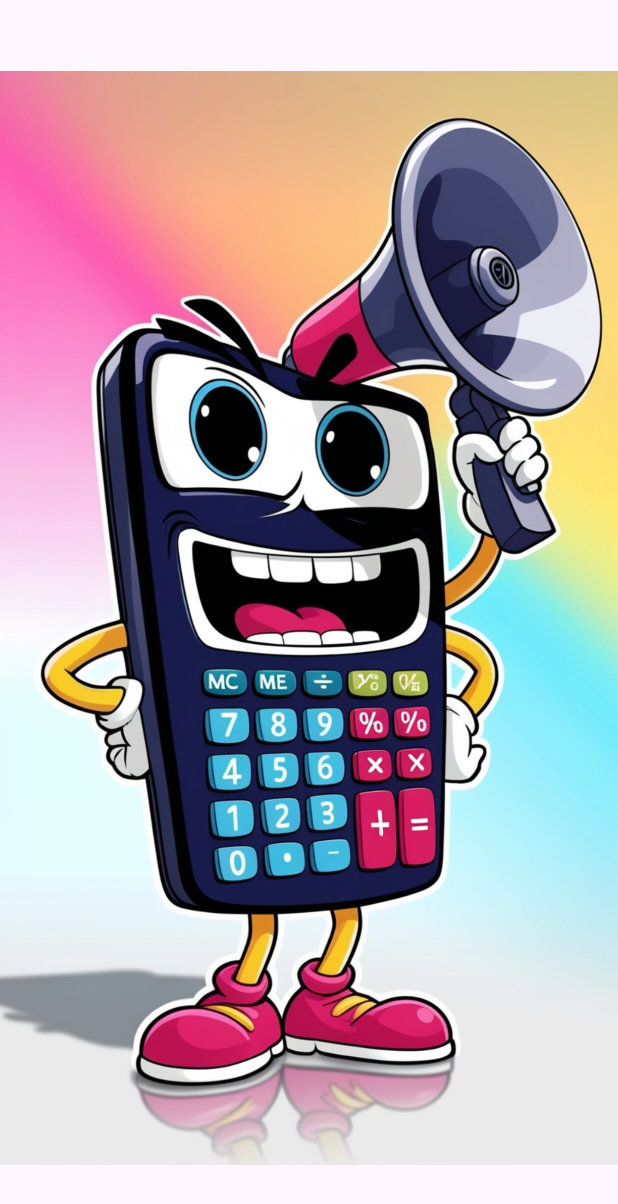
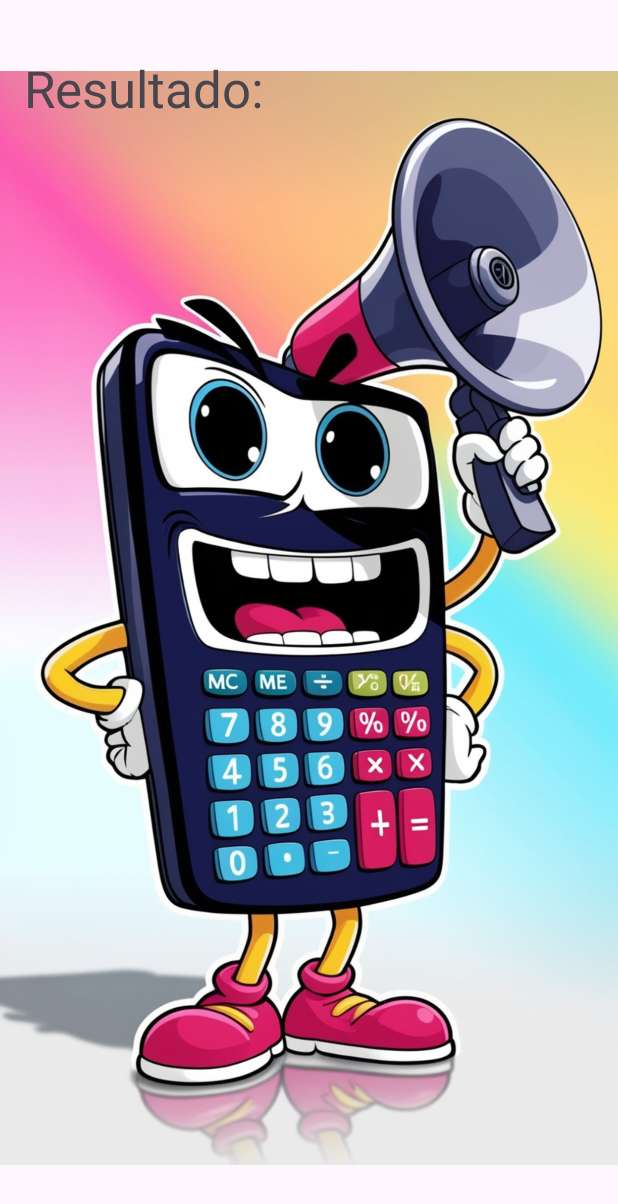
Before and after one commit to Iagomv/VozOperadora2, an Android app: the screen it shows after launch (MainActivity), on a phone screen of 412 x 824 dp. Shown: the top 1204 px of the screen. Run offline under Robolectric (Android 15) with nearby library versions, the phone set to English and light mode, and no system bars.

Commit message:
"Ya podemos operar con la clase MapeoNumeros completa, activity main funcionando con texto introducido manualmente"

```diff
--- a/app/build.gradle.kts
+++ b/app/build.gradle.kts
@@ -8,7 +8,7 @@ android {
 
     defaultConfig {
         applicationId = "com.example.vozoperadora"
-        minSdk = 28
+        minSdk = 26
         targetSdk = 34
         versionCode = 1
         versionName = "1.0"
--- a/app/src/main/java/com/example/vozoperadora/MainActivity.java
+++ b/app/src/main/java/com/example/vozoperadora/MainActivity.java
@@ -10,30 +10,33 @@ import android.speech.RecognitionListener;
     import android.speech.RecognizerIntent;
     import android.speech.SpeechRecognizer;
     import android.speech.tts.TextToSpeech;
+    import android.util.Log;
     import android.widget.ImageView;
+    import android.widget.TextView;
     import android.widget.Toast;
 
     import androidx.appcompat.app.AppCompatActivity;
 
     import java.util.ArrayList;
+    import java.util.Arrays;
     import java.util.Locale;
 
     public class MainActivity extends AppCompatActivity {
 
         private SpeechRecognizer speechRecognizer;
+        private TextToSpeech textToSpeech;  // Instancia de TextToSpeech
         private Intent recognizerIntent;
         private String recognizedText = "";  // Variable para almacenar el texto reconocido
         private static final int REQUEST_RECORD_AUDIO_PERMISSION = 101;
-
-
         private ImageView inicio;
-    private TextToSpeech textToSpeech;  // Instancia de TextToSpeech
+        private TextView tvDisplay;
+        private static int resultado;
+        MapeoNumeros mapeoNumeros;
 
         @Override
         protected void onCreate(Bundle savedInstanceState) {
             super.onCreate(savedInstanceState);
             setContentView(R.layout.activity_main);
-
             // Configurar el SpeechRecognizer y el TextToSpeech
             configurarSpeechRecognizer();
             configurarTextToSpeech();  // Inicializamos TextToSpeech
@@ -42,8 +45,11 @@ public class MainActivity extends AppCompatActivity {
             requestRecordAudioPermission();
 
             // Referencia al ImageView para iniciar la grabación
-        inicio = findViewById(R.id.inicio);  // Asegúrate de tener este ImageView en tu XML
+            tvDisplay = findViewById(R.id.tvDisplay);
+            inicio = findViewById(R.id.inicio);
             inicio.setOnClickListener(v -> startSpeechRecognition());  // Inicia el reconocimiento al hacer clic
+            String textoPrueba = "Hola";
+            speakText(textoPrueba);
         }
 
         // Método para pedir permiso de grabación de audio
@@ -137,10 +143,15 @@ public class MainActivity extends AppCompatActivity {
                     ArrayList<String> matches = results.getStringArrayList(SpeechRecognizer.RESULTS_RECOGNITION);
 
                     if (matches != null && !matches.isEmpty()) {
+                        System.out.println(matches.get(0));
                         recognizedText = matches.get(0);  // Almacenamos el primer resultado
+                        System.out.println(matches);
                         Toast.makeText(MainActivity.this, "Texto reconocido: " + recognizedText, Toast.LENGTH_LONG).show();
-                    // Reproducir el texto usando TextToSpeech
-                    speakText(recognizedText);
+                        String[] testFrase = {"SIETE", "SUMA", "DOS"};
+                        mapeoNumeros = new MapeoNumeros(testFrase);
+                        Log.d("Resultado  SUMA UNO", mapeoNumeros.getResultado().toString());
+                        mapeoNumeros.resetValores();
+                        //speakText(recognizedText); //Método para dar feedback del resultado por voz
                     }
                 }
 
@@ -180,6 +191,8 @@ public class MainActivity extends AppCompatActivity {
                         Toast.makeText(MainActivity.this, "El idioma no es soportado", Toast.LENGTH_SHORT).show();
                     } else {
                         Toast.makeText(MainActivity.this, "TextToSpeech listo", Toast.LENGTH_SHORT).show();
+                        speakText("Instrucciones de uso de la aplicación, para comenzar a grabar presione la pantalla una vez");
+
                     }
                 } else {
                     Toast.makeText(MainActivity.this, "Error en la inicialización de TTS", Toast.LENGTH_SHORT).show();
@@ -194,6 +207,9 @@ public class MainActivity extends AppCompatActivity {
             }
         }
 
+        public void setResultado(int resultado) {
+            this.resultado = resultado;
+        }
         @Override
         protected void onDestroy() {
             super.onDestroy();
@@ -205,4 +221,9 @@ public class MainActivity extends AppCompatActivity {
                 textToSpeech.shutdown(); // Apagar TTS para liberar recursos
             }
         }
+
+        private void mostrarResultado(int resultado){
+            String texto = String.valueOf(resultado);
+            tvDisplay.setText(texto);
         }
+    }
--- a/app/src/main/res/layout/activity_main.xml
+++ b/app/src/main/res/layout/activity_main.xml
@@ -21,11 +21,23 @@
             android:layout_width="match_parent"
             android:layout_height="match_parent"
             android:contentDescription="imagen de calculadora"
+            android:src="@drawable/vozoperadorabg"
             app:layout_constraintBottom_toBottomOf="parent"
             app:layout_constraintEnd_toEndOf="parent"
             app:layout_constraintStart_toStartOf="parent"
             app:layout_constraintTop_toTopOf="parent"
-            android:src="@drawable/vozoperadorabg"
             tools:ignore="HardcodedText" />
+
+        <TextView
+            android:id="@+id/tvDisplay"
+            android:layout_width="221dp"
+            android:layout_height="63dp"
+            android:layout_marginStart="16dp"
+            android:layout_marginTop="36dp"
+            android:text="Resultado: "
+            android:textSize="34sp"
+            app:layout_constraintStart_toStartOf="parent"
+            app:layout_constraintTop_toTopOf="parent" />
+
     </androidx.constraintlayout.widget.ConstraintLayout>
 </androidx.constraintlayout.widget.ConstraintLayout>
```
Also changed, not shown: app/src/main/java/com/example/vozoperadora/MapeoNumeros.java (added, +135 -0 lines). Lines whose indentation alone changed are shown as unchanged.
